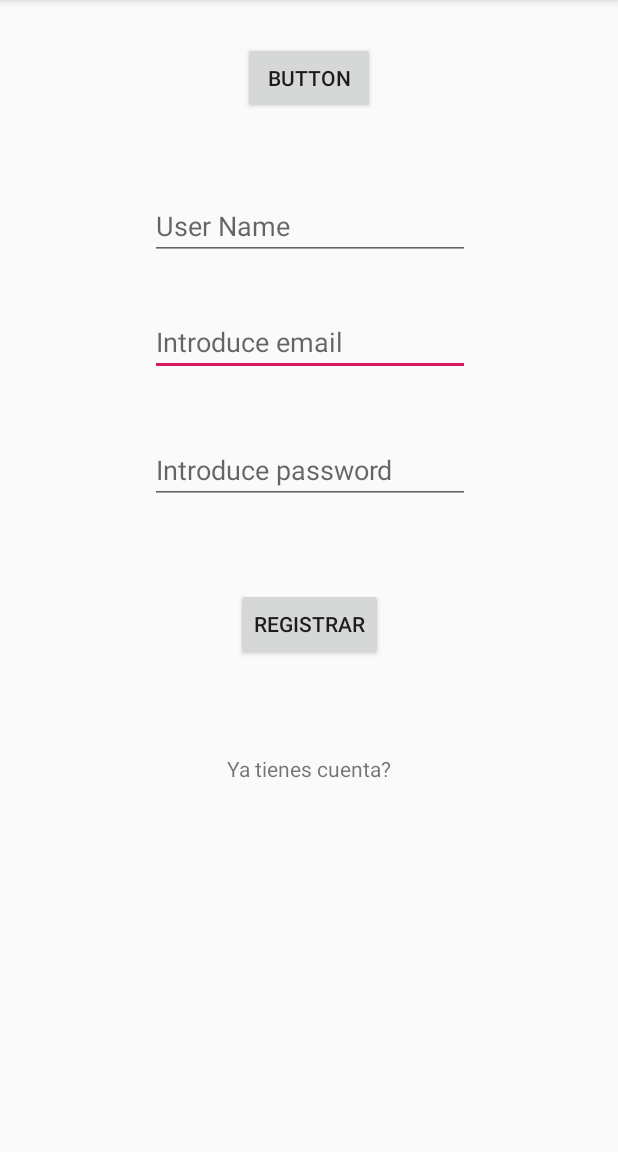
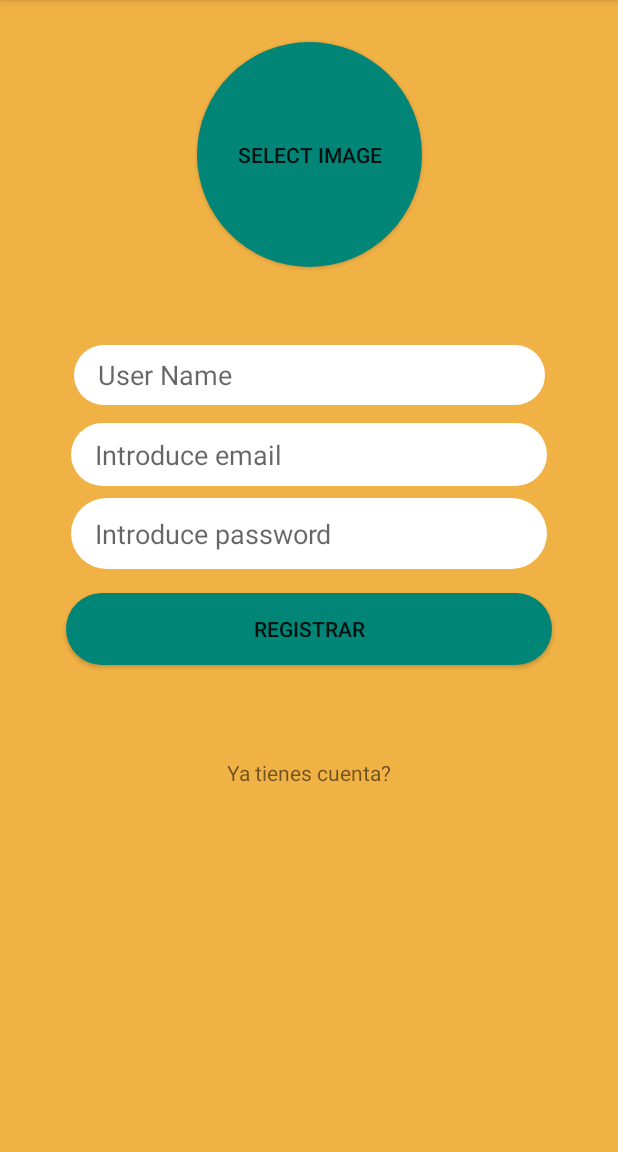
Before and after one commit to ESDEFRANC/Bookly, an Android app: the screen it shows after launch (MainActivity before the commit, RegisterActivity after it), on a phone screen of 412 x 824 dp, the part 84-1236 px from its top. Run offline under Robolectric (Android 15) with nearby library versions, the phone set to English and light mode, and no system bars; our stand-ins replace CircleImageView, Firebase (no records; nobody signed in at launch, a user with empty details on screens opened directly).

Commit message:
Regsiter updated image set
Now yo can put an image and register to Bookly

```diff
--- a/app/build.gradle
+++ b/app/build.gradle
@@ -34,5 +34,9 @@ dependencies {
     androidTestImplementation 'com.android.support.test:runner:1.0.2'
     androidTestImplementation 'com.android.support.test.espresso:espresso-core:3.0.2'
     implementation 'com.google.firebase:firebase-auth:16.1.0'
+    implementation 'com.google.firebase:firebase-storage:16.0.5'
+    implementation 'com.google.firebase:firebase-database:16.0.5'
+    implementation 'de.hdodenhof:circleimageview:2.2.0'
+
 
 }
--- a/app/src/main/AndroidManifest.xml
+++ b/app/src/main/AndroidManifest.xml
@@ -21,7 +21,7 @@
                 <category android:name="android.intent.category.LAUNCHER" />
             </intent-filter>
         </activity>
-        <activity android:name=".MainActivity" />
+        <activity android:name=".RegisterActivity" />
         <activity
             android:name=".LoginActivty"/>
     </application>
--- a/app/src/main/java/com/altemir/adria/bookly/LoginActivty.kt
+++ b/app/src/main/java/com/altemir/adria/bookly/LoginActivty.kt
@@ -26,8 +26,8 @@ class LoginActivty : AppCompatActivity() {
             Log.d("Login", "Attempt login with email/pw: $email/***")
 
             FirebaseAuth.getInstance().signInWithEmailAndPassword(email,password)
-                    .addOnCompleteListener()
-                    .add
+                    //.addOnCompleteListener()
+                    //.add
         }
 
         backToRegister.setOnClickListener{
--- a/app/src/main/java/com/altemir/adria/bookly/MainActivity.kt
+++ /dev/null
@@ -1,54 +0,0 @@
-package com.altemir.adria.bookly
-
-import android.content.Intent
-import android.support.v7.app.AppCompatActivity
-import android.os.Bundle
-import android.util.Log
-import android.widget.Toast
-import com.google.firebase.auth.FirebaseAuth
-import kotlinx.android.synthetic.main.activity_main.*
-
-class MainActivity : AppCompatActivity() {
-
-    override fun onCreate(savedInstanceState: Bundle?) {
-        super.onCreate(savedInstanceState)
-        setContentView(R.layout.activity_main)
-
-        registerMain.setOnClickListener {
-            perfomRegistration()
-
-
-        }
-
-        alreadyMain.setOnClickListener {
-            Log.d("MainActivity", "Try to show login activity")
-
-            val intent = Intent(this, LoginActivty::class.java)
-            startActivity(intent)
-        }
-    }
-
-    private fun perfomRegistration(){
-        val email = emailMain.text.toString()
-        val password = passwordMain.text.toString()
-        if(email.isEmpty() || password.isEmpty()){
-            Toast.makeText(this, "Please enter text in email/password",Toast.LENGTH_LONG).show()
-            return
-        }
-        Log.d("MainActivity", "Email is: $email")
-        Log.d("MainActivity", "Password is: $password")
-
-        //Firebase authentication
-        FirebaseAuth.getInstance().createUserWithEmailAndPassword(email,password)
-                .addOnCompleteListener{
-                    if(!it.isSuccessful) return@addOnCompleteListener
-                    //else if succesfull
-                    Log.d("Main", "Succesfully created user with uid: ${it.result!!.user.uid}")
-                }
-                .addOnFailureListener{
-                    Toast.makeText(this, "Failed to create user:  ${it.message}",Toast.LENGTH_LONG).show()
-                    Log.d("Main", "Failed to create user:  ${it.message}")
-                }
-    }
-
-}
--- a/app/src/main/java/com/altemir/adria/bookly/SplashScreen.kt
+++ b/app/src/main/java/com/altemir/adria/bookly/SplashScreen.kt
@@ -3,13 +3,9 @@ package com.altemir.adria.bookly
 import android.content.Intent
 import android.os.Bundle
 import android.os.Handler
-import android.support.design.widget.Snackbar
 import android.support.v7.app.AppCompatActivity;
 import android.view.Window
 import android.view.WindowManager
-
-import kotlinx.android.synthetic.main.activity_splash_screen.*
-import java.lang.Exception
 
 class SplashScreen : AppCompatActivity() {
 
@@ -23,7 +19,7 @@ class SplashScreen : AppCompatActivity() {
 
         Handler().postDelayed({
             //start main activity
-            startActivity(Intent(this, MainActivity::class.java))
+            startActivity(Intent(this, RegisterActivity::class.java))
             finish()
 
             }, 2000)
--- /dev/null
+++ b/app/src/main/res/drawable/rounded_button.xml
@@ -0,0 +1,7 @@
+<?xml version="1.0" encoding="utf-8"?>
+<shape xmlns:android="http://schemas.android.com/apk/res/android">
+
+    <solid android:color="@color/colorPrimary"/>
+    <corners android:radius="25dp"/>
+
+</shape>
--- /dev/null
+++ b/app/src/main/res/drawable/rounded_edittext_login_main.xml
@@ -0,0 +1,6 @@
+<?xml version="1.0" encoding="utf-8"?>
+<shape xmlns:android="http://schemas.android.com/apk/res/android">
+
+    <corners android:radius="25dp"/>
+    <solid android:color="#ffffff"/>
+</shape>
--- /dev/null
+++ b/app/src/main/res/drawable/rounded_select_photo.xml
@@ -0,0 +1,6 @@
+<?xml version="1.0" encoding="utf-8"?>
+<shape xmlns:android="http://schemas.android.com/apk/res/android">
+    <solid android:color="@color/colorPrimary"/>
+    <corners android:radius="75dp"/>
+
+</shape>
--- a/app/src/main/res/layout/activity_main.xml
+++ b/app/src/main/res/layout/activity_register_activity.xml
@@ -4,19 +4,22 @@
     xmlns:tools="http://schemas.android.com/tools"
     android:layout_width="match_parent"
     android:layout_height="match_parent"
-    tools:context=".MainActivity">
+    tools:context=".RegisterActivity"
+    android:background="#F1B245">
 
 
     <EditText
         android:id="@+id/emailMain"
-        android:layout_width="wrap_content"
-        android:layout_height="wrap_content"
+        android:layout_width="317dp"
+        android:layout_height="42dp"
         android:layout_marginStart="8dp"
-        android:layout_marginTop="32dp"
+        android:layout_marginTop="12dp"
         android:layout_marginEnd="8dp"
+        android:background="@drawable/rounded_edittext_login_main"
         android:ems="10"
         android:hint="@string/Email"
         android:inputType="textEmailAddress"
+        android:paddingLeft="16dp"
         app:layout_constraintEnd_toEndOf="parent"
         app:layout_constraintHorizontal_bias="0.503"
         app:layout_constraintStart_toStartOf="parent"
@@ -24,29 +27,33 @@
 
     <EditText
         android:id="@+id/nameMain"
-        android:layout_width="wrap_content"
-        android:layout_height="wrap_content"
+        android:layout_width="314dp"
+        android:layout_height="40dp"
         android:layout_marginStart="8dp"
         android:layout_marginTop="52dp"
         android:layout_marginEnd="8dp"
+        android:background="@drawable/rounded_edittext_login_main"
         android:ems="10"
         android:hint="@string/UserName"
         android:inputType="textPersonName"
+        android:paddingLeft="16dp"
         app:layout_constraintEnd_toEndOf="parent"
         app:layout_constraintHorizontal_bias="0.503"
         app:layout_constraintStart_toStartOf="parent"
-        app:layout_constraintTop_toBottomOf="@+id/button2" />
+        app:layout_constraintTop_toBottomOf="@+id/buttonImg" />
 
     <EditText
         android:id="@+id/passwordMain"
-        android:layout_width="wrap_content"
-        android:layout_height="wrap_content"
+        android:layout_width="317dp"
+        android:layout_height="47dp"
         android:layout_marginStart="8dp"
-        android:layout_marginTop="40dp"
+        android:layout_marginTop="8dp"
         android:layout_marginEnd="8dp"
+        android:background="@drawable/rounded_edittext_login_main"
         android:ems="10"
         android:hint="@string/Password"
         android:inputType="textPassword"
+        android:paddingLeft="16dp"
         app:layout_constraintEnd_toEndOf="parent"
         app:layout_constraintHorizontal_bias="0.503"
         app:layout_constraintStart_toStartOf="parent"
@@ -54,11 +61,12 @@
 
     <Button
         android:id="@+id/registerMain"
-        android:layout_width="wrap_content"
+        android:layout_width="324dp"
         android:layout_height="wrap_content"
         android:layout_marginStart="8dp"
-        android:layout_marginTop="56dp"
+        android:layout_marginTop="16dp"
         android:layout_marginEnd="8dp"
+        android:background="@drawable/rounded_button"
         android:text="@string/Register"
         app:layout_constraintEnd_toEndOf="parent"
         app:layout_constraintStart_toStartOf="parent"
@@ -80,14 +88,25 @@
         app:layout_constraintVertical_bias="0.186" />
 
     <Button
-        android:id="@+id/button2"
-        android:layout_width="wrap_content"
-        android:layout_height="wrap_content"
+        android:id="@+id/buttonImg"
+        android:layout_width="150dp"
+        android:layout_height="150dp"
         android:layout_marginStart="8dp"
         android:layout_marginTop="28dp"
         android:layout_marginEnd="8dp"
-        android:text="Button"
+        android:background="@drawable/rounded_select_photo"
+        android:text="@string/buttonImg"
         app:layout_constraintEnd_toEndOf="parent"
         app:layout_constraintStart_toStartOf="parent"
         app:layout_constraintTop_toTopOf="parent" />
+
+    <de.hdodenhof.circleimageview.CircleImageView
+        android:id="@+id/selectPhotoImg"
+        android:layout_width="150dp"
+        app:civ_border_width="4dp"
+        android:layout_height="150dp"
+        app:layout_constraintBottom_toBottomOf="@+id/buttonImg"
+        app:layout_constraintEnd_toEndOf="@+id/buttonImg"
+        app:layout_constraintStart_toStartOf="@+id/buttonImg"
+        app:layout_constraintTop_toTopOf="@+id/buttonImg" />
 </android.support.constraint.ConstraintLayout>
--- a/app/src/main/res/values/colors.xml
+++ b/app/src/main/res/values/colors.xml
@@ -2,5 +2,5 @@
 <resources>
     <color name="colorPrimary">#008577</color>
     <color name="colorPrimaryDark">#00574B</color>
-    <color name="colorAccent">#D81B60</color>
+    <color name="colorAccent">#F1B245</color>
 </resources>
--- a/app/src/main/res/values/strings.xml
+++ b/app/src/main/res/values/strings.xml
@@ -10,6 +10,7 @@
     <string name="alreadyLogin"> Ya tienes cuenta?</string>
     <string name="Register">Registrar</string>
     <string name="UserName">User Name</string>
+    <string name="buttonImg">Select image</string>
 
 
 </resources>
```
Also changed, not shown: app/src/main/java/com/altemir/adria/bookly/RegisterActivity.kt (added, +124 -0 lines).
